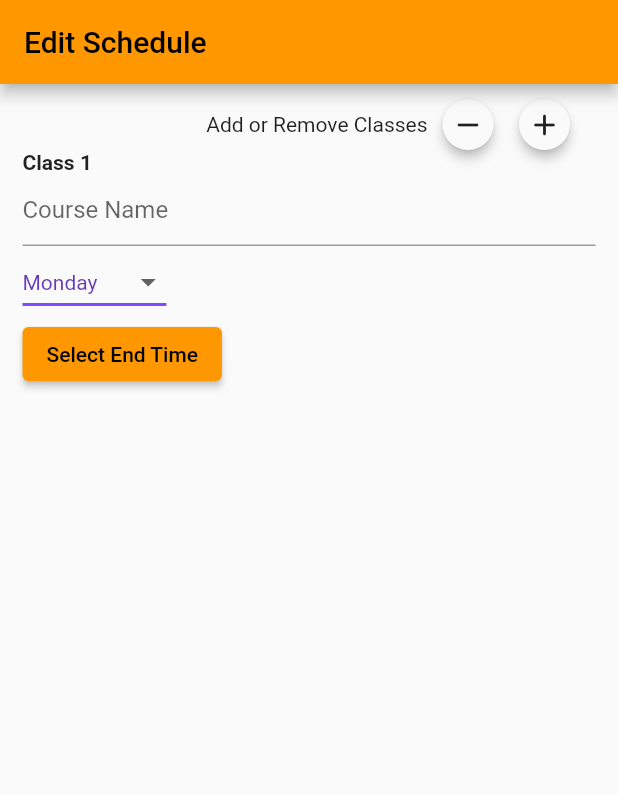
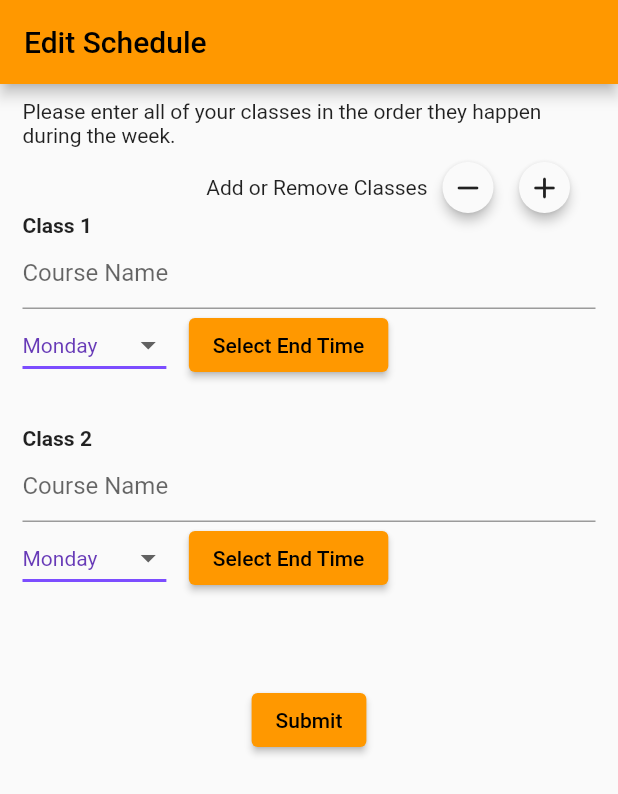
Before and after one commit to cairomurphy/ihavefriends, a Flutter app: the screen it shows once a user with an empty profile is signed in, after a tap on the "add" icon, on a phone screen of 412 x 824 dp. Shown: the top 794 px of the screen. Run offline on Flutter 3.47's test engine with Material 2 defaults, Android fonts, the phone set to English and light mode, and no system bars; our stand-ins replace cloud_firestore, firebase_auth, firebase_core, flutter_spinkit; accounts and stored records are empty; network calls fail.

Commit message:
finsihed create schedule

```diff
--- a/lib/models/models.dart
+++ b/lib/models/models.dart
@@ -54,8 +54,8 @@ class Trip {
   String scheduleID;
   String userID;
   String courseName;
-  int startingZone;
-  int endingZone;
+  String startingZone;
+  String endingZone;
   DateTime departureTime;
 
   Trip({
@@ -65,8 +65,8 @@ class Trip {
     required this.scheduleID,
     required this.userID,
     this.courseName = '',
-    this.startingZone = 0,
-    this.endingZone = 0,
+    this.startingZone = '',
+    this.endingZone = '',
     required this.departureTime
   });
 
--- /dev/null
+++ b/lib/models/utility_models.dart
@@ -0,0 +1,8 @@
+import 'package:ihavefriends/models/models.dart';
+
+class StudentClass {
+  StudentClass(this.name, this.location, this.endTime);
+  String name = '';
+  Location location;
+  DateTime endTime;
+}
--- a/lib/pages/edit_schedule.dart
+++ b/lib/pages/edit_schedule.dart
@@ -1,11 +1,11 @@
 import 'package:flutter/material.dart';
 import 'package:ihavefriends/models/models.dart';
+import 'package:ihavefriends/models/utility_models.dart';
+import 'package:ihavefriends/pages/feed%20page/feed_page.dart';
 import 'package:provider/provider.dart';
 import 'package:ihavefriends/provider.dart';
 
-
-
-class EditSchedule extends StatefulWidget{
+class EditSchedule extends StatefulWidget {
   const EditSchedule({super.key});
 
   @override
@@ -13,13 +13,155 @@ class EditSchedule extends StatefulWidget{
 }
 
 class _EditScheduleState extends State<EditSchedule> {
-  Location? dropDownValue;
-  String dropdownVal = 'Monday';
-  String courseName = '';
-  int numClasses = 3;
-  String weekDay = '';
-  TimeOfDay time = TimeOfDay.now();
-  List<String> dayList = <String>['Monday','Tuesday','Wednesday','Thursday','Friday'];
+  List<String> dayList = <String>['Monday', 'Tuesday', 'Wednesday', 'Thursday', 'Friday'];
+  List<StudentClass> classes = [
+    StudentClass(
+        'Course Name', Location(locationID: '11', zoneID: '7', locationName: 'HBLL'), DateTime.utc(2023, 1, 2, 1, 1))
+  ];
+
+  String getWeekDay(DateTime time) {
+    if (time.weekday == 1) {
+      return 'Monday';
+    } else if (time.weekday == 2) {
+      return 'Tuesday';
+    } else if (time.weekday == 3) {
+      return 'Wednesday';
+    } else if (time.weekday == 4) {
+      return 'Thursday';
+    } else {
+      return 'Friday';
+    }
+  }
+
+  List<Widget> classItems() {
+    List<Widget> items = [];
+
+    for (var myClass in classes) {
+      items.add(Padding(
+        padding: const EdgeInsets.only(bottom: 30),
+        child: Column(
+          crossAxisAlignment: CrossAxisAlignment.start,
+          children: [
+            Text(
+              'Class ${classes.indexOf(myClass) + 1}',
+              style: const TextStyle(fontWeight: FontWeight.w600),
+            ),
+            TextField(
+              decoration: const InputDecoration(hintText: 'Course Name'),
+              onChanged: (String? newValue) {
+                setState(() {
+                  myClass.name = newValue!;
+                });
+              },
+            ),
+            FutureBuilder<List<Location>?>(
+              future: Provider.of<AppProvider>(context, listen: false).fetchLocations(),
+              builder: (builder, snapshot) {
+                if (snapshot.hasData) {
+                  final data = snapshot.data;
+                  if (data != null) {
+                    return Row(
+                      children: [
+                        DropdownButton<Location>(
+                          value: null,
+                          elevation: 16,
+                          hint: const Text('Select Building'),
+                          style: const TextStyle(color: Colors.deepPurple),
+                          underline: Container(
+                            height: 2,
+                            color: Colors.deepPurpleAccent,
+                          ),
+                          onChanged: (Location? value) {
+                            setState(() {
+                              myClass.location = value!;
+                            });
+                          },
+                          items: data.map<DropdownMenuItem<Location>>((Location value) {
+                            return DropdownMenuItem<Location>(
+                              value: value,
+                              child: Text(value.locationName),
+                            );
+                          }).toList(),
+                        ),
+                        const SizedBox(
+                          width: 10,
+                        ),
+                        Text(
+                          'Building: ${myClass.location.locationName}',
+                        )
+                      ],
+                    );
+                  }
+                }
+                return const SizedBox();
+              },
+            ),
+            Row(
+              children: [
+                DropdownButton<String>(
+                  value: getWeekDay(myClass.endTime),
+                  hint: const Text('Select Day'),
+                  elevation: 16,
+                  style: const TextStyle(color: Colors.deepPurple),
+                  underline: Container(
+                    height: 2,
+                    color: Colors.deepPurpleAccent,
+                  ),
+                  onChanged: (String? value) {
+                    setState(() {
+                      if (value != null) {
+                        int hour = myClass.endTime.hour;
+                        int minute = myClass.endTime.minute;
+                        if (value == 'Monday') {
+                          myClass.endTime = DateTime.utc(2023, 1, 2, hour, minute);
+                        } else if (value == 'Tuesday') {
+                          myClass.endTime = DateTime.utc(2023, 1, 3, hour, minute);
+                        } else if (value == 'Wednesday') {
+                          myClass.endTime = DateTime.utc(2023, 1, 4, hour, minute);
+                        } else if (value == 'Thursday') {
+                          myClass.endTime = DateTime.utc(2023, 1, 5, hour, minute);
+                        } else {
+                          myClass.endTime = DateTime.utc(2023, 1, 6, hour, minute);
+                        }
+                      }
+                    });
+                  },
+                  items: dayList.map<DropdownMenuItem<String>>((String value) {
+                    return DropdownMenuItem<String>(
+                      value: value,
+                      child: Text(value),
+                    );
+                  }).toList(),
+                ),
+                const SizedBox(
+                  width: 15,
+                ),
+                ElevatedButton(
+                  onPressed: () async {
+                    final pickedTime = await showTimePicker(
+                      context: context,
+                      initialTime: TimeOfDay.now(),
+                    );
+
+                    if (pickedTime != null) {
+                      int hour = pickedTime.hour;
+                      int min = pickedTime.minute;
+                      int day = myClass.endTime.day;
+                      setState(() {
+                        myClass.endTime = DateTime.utc(2023, 1, day, hour, min);
+                      });
+                    }
+                  },
+                  child: const Text('Select End Time'),
+                )
+              ],
+            ),
+          ],
+        ),
+      ));
+    }
+    return items;
+  }
 
   @override
   Widget build(BuildContext context) {
@@ -27,22 +169,31 @@ class _EditScheduleState extends State<EditSchedule> {
       appBar: AppBar(title: const Text('Edit Schedule')),
       body: Padding(
         padding: const EdgeInsets.only(top: 10, right: 15, left: 15),
+        child: SingleChildScrollView(
           child: Column(
             crossAxisAlignment: CrossAxisAlignment.start,
             children: <Widget>[
+              const Text(
+                'Please enter all of your classes in the order they happen during the week.',
+              ),
+              const SizedBox(
+                height: 10,
+              ),
               Row(
                 mainAxisAlignment: MainAxisAlignment.end,
                 children: [
                   const Text(
                     'Add or Remove Classes',
                   ),
-              const SizedBox(width: 10,),
-              if (numClasses > 1)
+                  const SizedBox(
+                    width: 10,
+                  ),
+                  if (classes.length > 1)
                     GestureDetector(
                       onTap: () {
-                    if (numClasses > 1) {
+                        if (classes.length > 1) {
                           setState(() {
-                        numClasses--;
+                            classes.removeLast();
                           });
                         }
                       },
@@ -63,7 +214,10 @@ class _EditScheduleState extends State<EditSchedule> {
                   GestureDetector(
                     onTap: () {
                       setState(() {
-                    numClasses++;
+                        classes.add(StudentClass(
+                            'Course Name',
+                            Location(locationID: '11', zoneID: '7', locationName: 'HBLL'),
+                            DateTime.utc(2023, 1, 2, 1, 1)));
                       });
                     },
                     child: Material(
@@ -82,105 +236,22 @@ class _EditScheduleState extends State<EditSchedule> {
                   ),
                 ],
               ),
-          const Text(
-            'Class 1',
-            style: TextStyle(
-              fontWeight: FontWeight.w600
+              Column(
+                children: classItems(),
+              ),
+              const SizedBox(height: 30,),
+              Center(
+                child: ElevatedButton(
+                  onPressed: () async {
+                    await Provider.of<AppProvider>(context, listen: false).createSchedule(classes);
+                    Navigator.of(context).pushReplacement(MaterialPageRoute(builder: (context) => const FeedPage()));
+                  },
+                  child: const Text('Submit'),
+                ),
+              )
+            ],
           ),
         ),
-          TextField(
-            decoration: const InputDecoration(hintText: 'Course Name'),
-            onChanged: (String? newValue) {
-              setState(() {
-                courseName = newValue!;
-              });
-            },
-          ),
-          FutureBuilder <List<Location>?>(
-            future: Provider.of<AppProvider>(context, listen: false).fetchLocations(),
-            builder: (builder, snapshot) {
-              if (snapshot.hasData) {
-                final data = snapshot.data;
-                if (data != null) {
-                  return Row(
-                    children: [
-                      DropdownButton<Location>(
-                        value: null,
-                        elevation: 16,
-                        hint: const Text(
-                          'Select Building'
-                        ),
-                        style: const TextStyle(color: Colors.deepPurple),
-                        underline: Container(
-                          height: 2,
-                          color: Colors.deepPurpleAccent,
-                        ),
-                        onChanged: (Location? value) {
-                          setState(() {
-                            dropDownValue = value!;
-                          });
-                        },
-                        items: data.map<DropdownMenuItem<Location>>((Location value) {
-                          return DropdownMenuItem<Location>(
-                            value: value,
-                            child: Text(value.locationName),
-                          );
-                        }).toList(),
-                      ),
-                      const SizedBox(width: 10,),
-                      Text(
-                        'Building: ${dropDownValue?.locationName ?? 'Building'}',
-                      )
-                    ],
-                  );
-                }
-              }
-              return const SizedBox();
-            },
-          ),
-
-          DropdownButton<String>(
-            value: dropdownVal,
-            hint: const Text(
-                'Select Day'
-            ),
-            elevation: 16,
-            style: const TextStyle(color: Colors.deepPurple),
-            underline: Container(
-              height: 2,
-              color: Colors.deepPurpleAccent,
-            ),
-            onChanged: (String? value) {
-              // This is called when the user selects an item.
-              setState(() {
-                dropdownVal = value!;
-              });
-            },
-            items: dayList.map<DropdownMenuItem<String>>((String value) {
-              return DropdownMenuItem<String>(
-                value: value,
-                child: Text(value),
-              );
-            }).toList(),
-          ),
-
-            ElevatedButton(
-              onPressed: () async {
-                final pickedTime = await showTimePicker(
-                  context: context,
-                  initialTime: TimeOfDay.now(),
-                );
-
-                if (pickedTime != null) {
-                  setState(() {
-                    time = pickedTime;
-                  });
-                }
-              },
-
-              child: const Text('Select End Time'),
-            )
-        ],),
       ),
     );
   }
--- a/lib/provider.dart
+++ b/lib/provider.dart
@@ -2,6 +2,7 @@ import 'package:flutter/material.dart';
 import 'package:ihavefriends/auth.dart';
 import 'package:ihavefriends/models/models.dart';
 import 'package:cloud_firestore/cloud_firestore.dart';
+import 'package:ihavefriends/models/utility_models.dart';
 
 final _firestore = FirebaseFirestore.instance;
 
@@ -81,7 +82,7 @@ class AppProvider extends ChangeNotifier {
     }
   }
 
-  Future <List<Location>?> fetchLocations() async {
+  Future<List<Location>?> fetchLocations() async {
     try {
       final doc = await _firestore.collection('locations').get();
       if (doc.docs.isNotEmpty) {
@@ -94,21 +95,39 @@ class AppProvider extends ChangeNotifier {
     return null;
   }
 
-  Future<void> createSchedule(List<Trip> trips) async {
+  Future<void> createSchedule(List<StudentClass> classes) async {
     try {
       String? userID = Auth().currentUser?.uid;
       String appUserID = userID ?? "";
+      List<Trip> trips = [];
+
+      final scheduleRef = _firestore.collection('schedules').doc();
+
+      for (var i = 0; i < classes.length - 1; i++) {
+        if (classes[i].endTime.weekday == classes[i+1].endTime.weekday) {
+          trips.add(Trip(
+              tripID: '',
+              startingLocationID: classes[i].location.locationID,
+              endingLocationID: classes[i + 1].location.locationID,
+              scheduleID: scheduleRef.id,
+              userID: appUserID,
+              courseName: classes[i].name,
+              startingZone: classes[i].location.zoneID,
+              endingZone: classes[i + 1].location.zoneID,
+              departureTime: classes[i].endTime));
+        }
+      }
+
+      for (var trip in trips) {
+        final tripRef = _firestore.collection('trips').doc();
+        trip.tripID = tripRef.id;
+        await tripRef.set(trip.toJson());
+      }
 
       List<String> tripIds = trips.map((e) => e.tripID).toList();
 
-      final scheduleRef = _firestore.collection('schedules').doc();
       Schedule schedule = Schedule(scheduleID: scheduleRef.id, userID: appUserID, tripList: tripIds);
       await scheduleRef.set(schedule.toJson());
-
-      for (var trip in trips) {
-        final tripRef = _firestore.collection('trips').doc();
-        await tripRef.set(trip.toJson());
-      }
     } catch (error) {
       debugPrint(error.toString());
     }
```
Also changed, not shown: lib/models/models.g.dart. Lines whose indentation alone changed are shown as unchanged.
